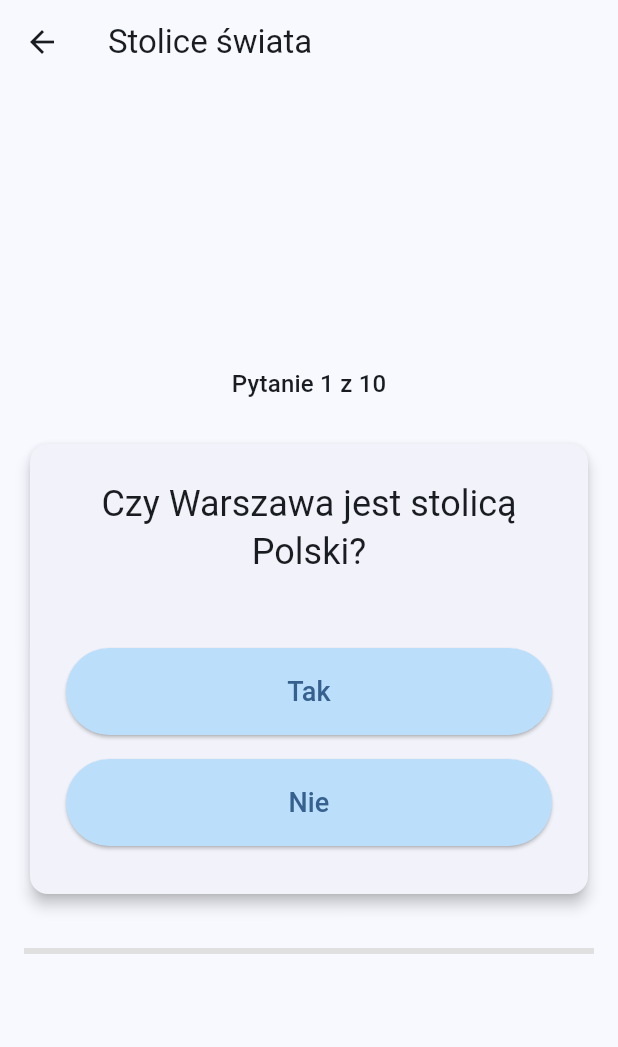
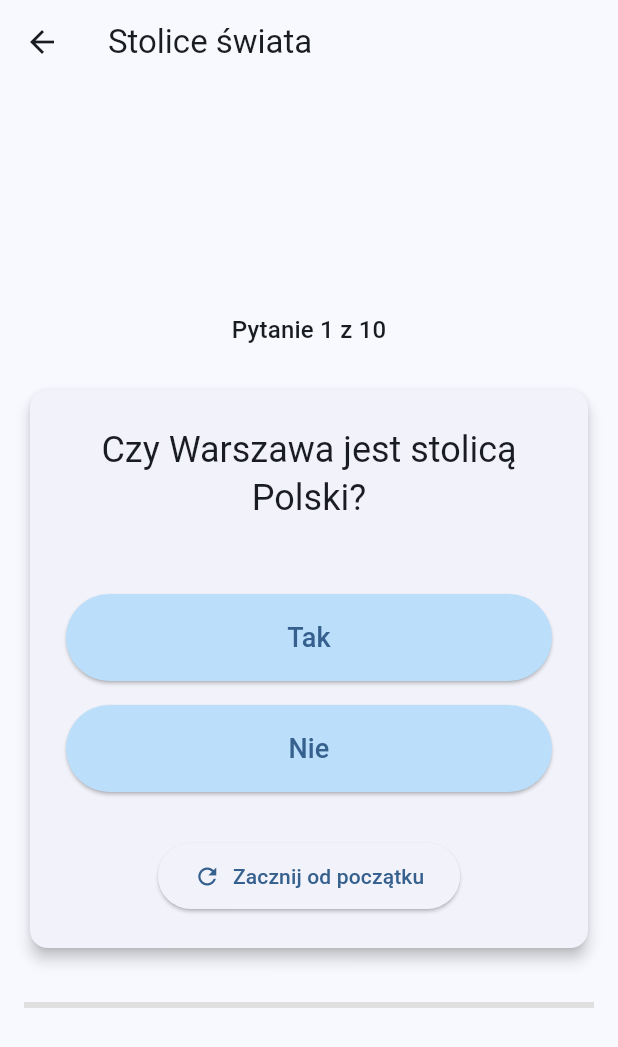
Before and after one commit to tomtor01/simple_quiz_app, a Flutter app: the screen it shows after launch, after a tap on "Stolice świata", on a phone screen of 412 x 824 dp. Shown: the top 1047 px of the screen. Run offline on Flutter 3.47's test engine with Material 3 defaults, Android fonts, the phone set to English and light mode, and no system bars; our stand-ins replace flutter_riverpod, freezed_annotation.

Commit message:
Fixed quiz states

```diff
--- a/lib/features/home/presentation/home_page.dart
+++ b/lib/features/home/presentation/home_page.dart
@@ -1,12 +1,12 @@
 import 'package:flutter/material.dart';
 import 'package:flutter_riverpod/flutter_riverpod.dart';
+import '../../quiz/app/quiz_service.dart';
 import '../../quiz/data/quiz_repository.dart';
 import '../../quiz/presentation/quiz_page.dart';
 
 // Strona wyboru demonstracji
 class HomePage extends ConsumerWidget {
   const HomePage({super.key});
-
 
   @override
   Widget build(BuildContext context, WidgetRef ref) {
@@ -44,8 +44,13 @@ class HomePage extends ConsumerWidget {
                 ),
               ),
               const SizedBox(height: 32),
-
-              ...quizzes.map((quiz) => Padding(
+              ListView.builder(
+                shrinkWrap: true,
+                //physics: const NeverScrollableScrollPhysics(),
+                itemCount: quizzes.length,
+                itemBuilder: (context, index) {
+                  final quiz = quizzes[index];
+                  return Padding(
                     padding: const EdgeInsets.only(bottom: 8.0),
                     child: _buildQuizCard(
                       context,
@@ -54,10 +59,17 @@ class HomePage extends ConsumerWidget {
                         Navigator.push(
                           context,
                           MaterialPageRoute(builder: (context) => QuizPage(quiz: quiz)),
+                        ).then((_) {
+                          if (ref.read(quizServiceProvider).isCompleted) {
+                            ref.read(quizServiceProvider.notifier).restartQuiz();
+                          }
+                        }
                         );
                       },
                     ),
-              )),
+                  );
+                },
+              ),
             ],
           ),
         ),
--- a/lib/features/quiz/app/quiz_service.dart
+++ b/lib/features/quiz/app/quiz_service.dart
@@ -5,9 +5,11 @@ import '../domain/quiz_state.dart';
 // Kontroler quizu
 class QuizService extends StateNotifier<QuizState> {
   final QuestionRepository _repository;
+  final Map<String, QuizState> _savedStates = {};
 
   QuizService(this._repository)
     : super(QuizState(
+      quizId: '',
       questions: _repository.getAllQuestions(),
       currentQuestionIndex: 0,
       userAnswers: [],
@@ -20,37 +22,44 @@ class QuizService extends StateNotifier<QuizState> {
 
     final updatedAnswers = List<List<int>>.from(state.userAnswers);
     updatedAnswers[state.currentQuestionIndex] = answer;
+
     final isLastQuestion = state.currentQuestionIndex == state.questions.length - 1;
     final newIndex = isLastQuestion ? state.currentQuestionIndex : state.currentQuestionIndex + 1;
     final isCompleted = updatedAnswers.every((answers) => answers.isNotEmpty);
 
     state = state.copyWith(userAnswers: updatedAnswers, currentQuestionIndex: newIndex, isCompleted: isCompleted);
+    _savedStates[state.quizId] = state;
   }
 
   // Metoda do ładowania pytań
   Future<void> loadQuestions(String quizId) async {
+    if (_savedStates.containsKey(quizId)) {
+      state = _savedStates[quizId]!;
+      return;
+    }
     await _repository.loadQuestions(quizId);
     final questions = _repository.getAllQuestions();
 
     if (questions.isNotEmpty) {
       state = QuizState(
+        quizId: quizId,
         questions: questions,
         currentQuestionIndex: 0,
         userAnswers: List.generate(questions.length, (_) => <int>[]),
         isCompleted: false,
       );
-    } else {
-
     }
   }
   // Metoda do restartowania quizu
   void restartQuiz() {
     state = QuizState(
+        quizId: state.quizId,
         questions: state.questions,
         currentQuestionIndex: 0,
         userAnswers: List.generate(state.questions.length, (_) => <int>[]),
         isCompleted: false
     );
+    _savedStates[state.quizId] = state;
   }
 }
 
--- a/lib/features/quiz/data/question_repository.dart
+++ b/lib/features/quiz/data/question_repository.dart
@@ -37,8 +37,8 @@ final Map<String, List<Question>> quizDatabase = {
   ],
   "quiz2": [
     Question(text: 'Którą w kolejności planetą (licząc od Słońca) jest Jowisz?', answers: ['4', '5', '6'], correctAnswer: 1),
-    Question(text: 'Ile jest planet gazowych w Układzie Słonecznym?', answers: ['4', '5', '6'], correctAnswer: 0),
-    Question(text: 'Która planeta znajduje się bezpośrednio za Pasem Kuipera?', answers: ['Jowisz', 'Uran', 'żadna'], correctAnswer: 2)
+    Question(text: 'Ile jest gazowych olbrzymów w Układzie Słonecznym?', answers: ['4', '5', '6'], correctAnswer: 0),
+    Question(text: 'Która planeta znajduje się bezpośrednio za Pasem Kuipera?', answers: ['Jowisz', 'Uran', 'Żadna'], correctAnswer: 2)
   ],
 };
 
--- a/lib/features/quiz/data/quiz_repository.dart
+++ b/lib/features/quiz/data/quiz_repository.dart
@@ -19,7 +19,7 @@ class QuizRepository {
   }
 
   Quiz? getQuizById(String quizId) {
-    return quizzes.firstWhere((quiz) => quiz.id == quizId, orElse: () => Quiz(id: "unknown", title: "Nieznany quiz", description: "Brak opisu"));
+    return quizzes.firstWhere((quiz) => quiz.id == quizId, orElse: () => Quiz(id: "unknown", title: "unknown quiz", description: ""));
   }
 }
 
--- a/lib/features/quiz/domain/quiz_state.dart
+++ b/lib/features/quiz/domain/quiz_state.dart
@@ -9,6 +9,7 @@ class QuizState with _$QuizState {
   const QuizState._();
 
   const factory QuizState({
+    required String quizId,
     required List<Question> questions,
     required int currentQuestionIndex,
     required List<List<int>> userAnswers,
--- a/lib/features/quiz/presentation/quiz_page.dart
+++ b/lib/features/quiz/presentation/quiz_page.dart
@@ -17,7 +17,9 @@ class _QuizPageState extends ConsumerState<QuizPage> {
   @override
   void initState() {
     super.initState();
-    ref.read(quizServiceProvider.notifier).loadQuestions(widget.quiz.id);
+    Future.microtask(() {
+      ref.read(quizServiceProvider.notifier).loadQuestions(widget.quiz.id);
+    });
   }
 
   // @override
@@ -48,7 +50,6 @@ class _QuizPageState extends ConsumerState<QuizPage> {
     if (state.questions.isEmpty) {
       return const Center(child: CircularProgressIndicator());
     }
-
     final currentQuestion = state.questions[state.currentQuestionIndex];
     final questionNumber = state.currentQuestionIndex + 1;
     final totalQuestions = state.questions.length;
@@ -73,7 +74,6 @@ class _QuizPageState extends ConsumerState<QuizPage> {
                       textAlign: TextAlign.center,
                     ),
                     const SizedBox(height: 40),
-
                     Column(
                       children: List.generate(currentQuestion.answers.length, (index) {
                         return Padding(
@@ -95,6 +95,13 @@ class _QuizPageState extends ConsumerState<QuizPage> {
                           ),
                         );
                       }),
+                    ),
+                    const SizedBox(height: 24),
+                    ElevatedButton.icon(
+                      onPressed: () => _restartQuiz(ref),
+                      icon: const Icon(Icons.refresh),
+                      label: const Text('Zacznij od początku'),
+                      style: ElevatedButton.styleFrom(padding: const EdgeInsets.symmetric(vertical: 12, horizontal: 24)),
                     ),
                   ],
                 ),
@@ -158,6 +165,14 @@ class _QuizPageState extends ConsumerState<QuizPage> {
                     label: const Text('Spróbuj ponownie'),
                     style: ElevatedButton.styleFrom(padding: const EdgeInsets.symmetric(vertical: 12, horizontal: 24)),
                   ),
+                  const SizedBox(height: 16),
+
+                  ElevatedButton.icon(
+                    onPressed: () => Navigator.pop(context),
+                    icon: const Icon(Icons.home),
+                    label: const Text('Powrót'),
+                    style: ElevatedButton.styleFrom(padding: const EdgeInsets.symmetric(vertical: 12, horizontal: 24)),
+                  ),
                 ],
               ),
             ),
```
Also changed, not shown: lib/features/quiz/domain/quiz_state.freezed.dart. Lines whose indentation alone changed are shown as unchanged.
